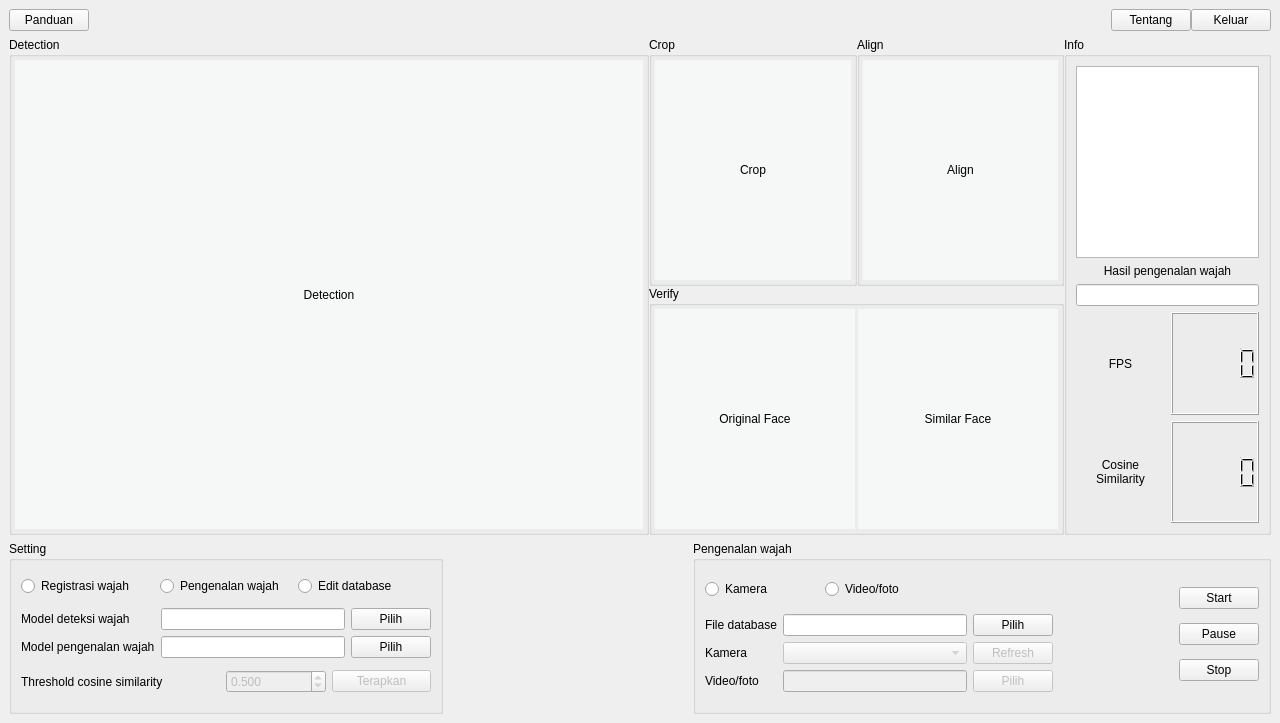
Above: design/design.ui from yusufpraditya/face-recognition-app before the change. Below: the same form after it.
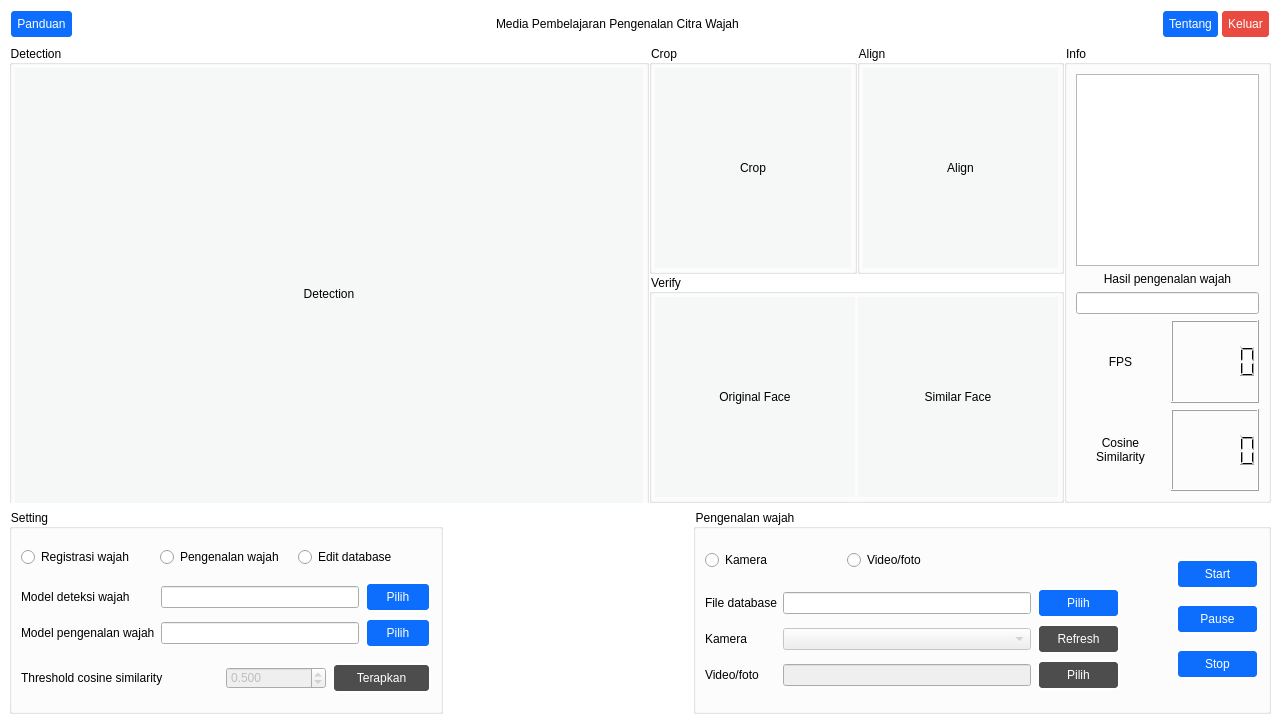
That is the form after the change.

```diff
--- a/design/design.ui
+++ b/design/design.ui
@@ -11,7 +11,34 @@
    </rect>
   </property>
   <property name="windowTitle">
-   <string>MainWindow</string>
+   <string>Media Pembelajaran Pengenalan Citra Wajah</string>
+  </property>
+  <property name="styleSheet">
+   <string notr="true">#centralwidget {
+	background-color: #fff;
+}
+
+QGroupBox {
+	background-color: #fff;
+}
+
+QPushButton {
+	background-color: #0d6efd;
+	border: 2px solid #fff;
+	color: #fff;
+	border-radius: 5px;
+	padding: 6px;
+}
+
+QPushButton:hover,
+QPushButton:clicked {
+	background-color: #0b5ed7;
+}
+
+QPushButton:disabled {
+	background-color: #4d4d4d;
+	color: #fff;
+}</string>
   </property>
   <widget class="QWidget" name="centralwidget">
    <property name="minimumSize">
@@ -20,6 +47,9 @@
      <height>720</height>
     </size>
    </property>
+   <property name="styleSheet">
+    <string notr="true"/>
+   </property>
    <layout class="QVBoxLayout" name="verticalLayout_2" stretch="0,3,1">
     <item>
      <widget class="QWidget" name="widget" native="true">
@@ -61,6 +91,26 @@
            </property>
           </spacer>
          </item>
+         <item>
+          <widget class="QLabel" name="label_6">
+           <property name="text">
+            <string>Media Pembelajaran Pengenalan Citra Wajah</string>
+           </property>
+          </widget>
+         </item>
+         <item>
+          <spacer name="horizontalSpacer_5">
+           <property name="orientation">
+            <enum>Qt::Horizontal</enum>
+           </property>
+           <property name="sizeHint" stdset="0">
+            <size>
+             <width>40</width>
+             <height>20</height>
+            </size>
+           </property>
+          </spacer>
+         </item>
          <item>
           <widget class="QPushButton" name="pushButton_2">
            <property name="text">
@@ -70,6 +120,16 @@
          </item>
          <item>
           <widget class="QPushButton" name="btnExit">
+           <property name="styleSheet">
+            <string notr="true">QPushButton {
+	background-color: #e94b41;
+}
+
+QPushButton:hover,
+QPushButton:clicked {
+	background-color: #b53a32;
+}</string>
+           </property>
            <property name="text">
             <string>Keluar</string>
            </property>
@@ -464,7 +524,7 @@
            </layout>
           </item>
           <item row="1" column="0">
-           <layout class="QGridLayout" name="gridLayout_3">
+           <layout class="QGridLayout" name="gridLayout_3" columnstretch="0,3,1">
             <item row="1" column="2">
              <widget class="QPushButton" name="btnModelPengenalan">
               <property name="text">
@@ -812,35 +872,7 @@
              <property name="title">
               <string>Pengenalan wajah</string>
              </property>
-             <layout class="QGridLayout" name="gridLayout_9" columnstretch="2,0,0,0">
-              <item row="0" column="3" rowspan="2">
-               <layout class="QVBoxLayout" name="verticalLayout_3">
-                <property name="leftMargin">
-                 <number>0</number>
-                </property>
-                <item>
-                 <widget class="QPushButton" name="btnStartPengenalan">
-                  <property name="text">
-                   <string>Start</string>
-                  </property>
-                 </widget>
-                </item>
-                <item>
-                 <widget class="QPushButton" name="btnPausePengenalan">
-                  <property name="text">
-                   <string>Pause</string>
-                  </property>
-                 </widget>
-                </item>
-                <item>
-                 <widget class="QPushButton" name="btnStopPengenalan">
-                  <property name="text">
-                   <string>Stop</string>
-                  </property>
-                 </widget>
-                </item>
-               </layout>
-              </item>
+             <layout class="QGridLayout" name="gridLayout_9" columnstretch="5,0,1,0">
               <item row="0" column="0">
                <layout class="QHBoxLayout" name="horizontalLayout_12" stretch="1,2">
                 <item>
@@ -869,7 +901,7 @@
                </layout>
               </item>
               <item row="1" column="0">
-               <layout class="QGridLayout" name="gridLayout_8" columnstretch="0,0,0">
+               <layout class="QGridLayout" name="gridLayout_8" columnstretch="0,3,1">
                 <property name="rightMargin">
                  <number>0</number>
                 </property>
@@ -950,17 +982,48 @@
                 </item>
                </layout>
               </item>
-              <item row="0" column="2">
+              <item row="0" column="2" rowspan="2" colspan="2">
+               <layout class="QVBoxLayout" name="verticalLayout_3">
+                <property name="spacing">
+                 <number>6</number>
+                </property>
+                <property name="sizeConstraint">
+                 <enum>QLayout::SetDefaultConstraint</enum>
+                </property>
+                <property name="leftMargin">
+                 <number>0</number>
+                </property>
+                <item>
+                 <widget class="QPushButton" name="btnStartPengenalan">
+                  <property name="text">
+                   <string>Start</string>
+                  </property>
+                 </widget>
+                </item>
+                <item>
+                 <widget class="QPushButton" name="btnPausePengenalan">
+                  <property name="text">
+                   <string>Pause</string>
+                  </property>
+                 </widget>
+                </item>
+                <item>
+                 <widget class="QPushButton" name="btnStopPengenalan">
+                  <property name="text">
+                   <string>Stop</string>
+                  </property>
+                 </widget>
+                </item>
+               </layout>
+              </item>
+              <item row="0" column="1">
                <spacer name="horizontalSpacer_3">
                 <property name="orientation">
                  <enum>Qt::Horizontal</enum>
                 </property>
-                <property name="sizeType">
-                 <enum>QSizePolicy::Maximum</enum>
-                </property>
                 <property name="sizeHint" stdset="0">
                  <size>
-                  <width>120</width>
+                  <width>50</width>
                   <height>20</height>
                  </size>
                 </property>
```
Left out of the diff: 4 changed lines with no effect on the pictures.
